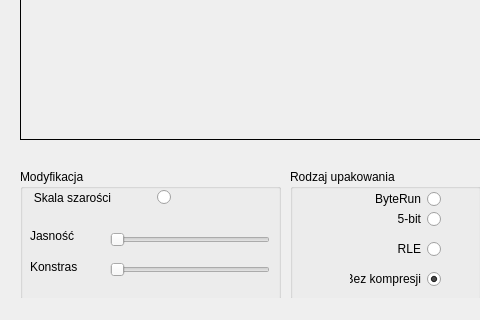
Qt form mainwindow.ui (niklaus64/Projekt-Grafika) before a commit; both pictures show x 0 to 480 and y 317 to 637 of the 687 by 637 pixel window.
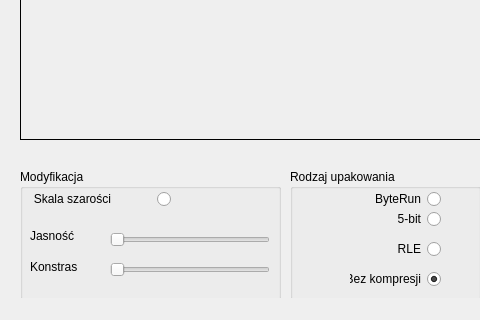
The same form after that commit.

Commit message: dodane guzik Skala Szarosci

```diff
--- a/mainwindow.ui
+++ b/mainwindow.ui
@@ -29,10 +29,10 @@
     <widget class="QRadioButton" name="radioButton">
      <property name="geometry">
       <rect>
-       <x>-10</x>
+       <x>10</x>
        <y>20</y>
-       <width>161</width>
-       <height>17</height>
+       <width>141</width>
+       <height>20</height>
       </rect>
      </property>
      <property name="layoutDirection">
```
Left out of the diff: 3 changed lines with no effect on the pictures. The commit also changes 2 other files.
